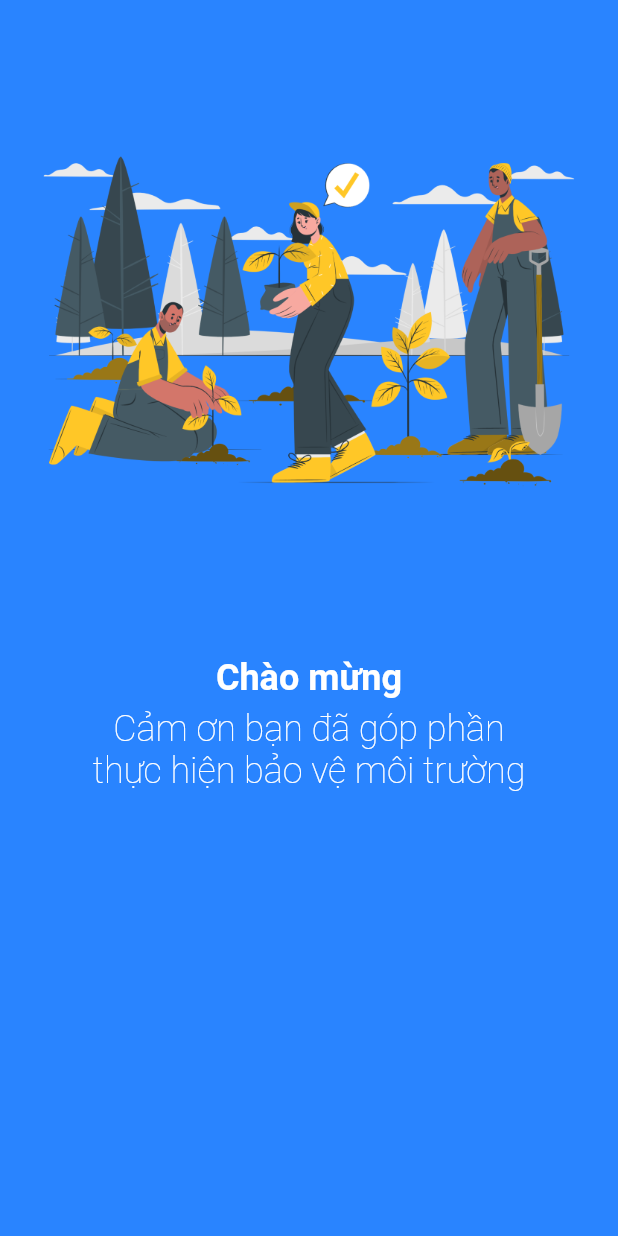
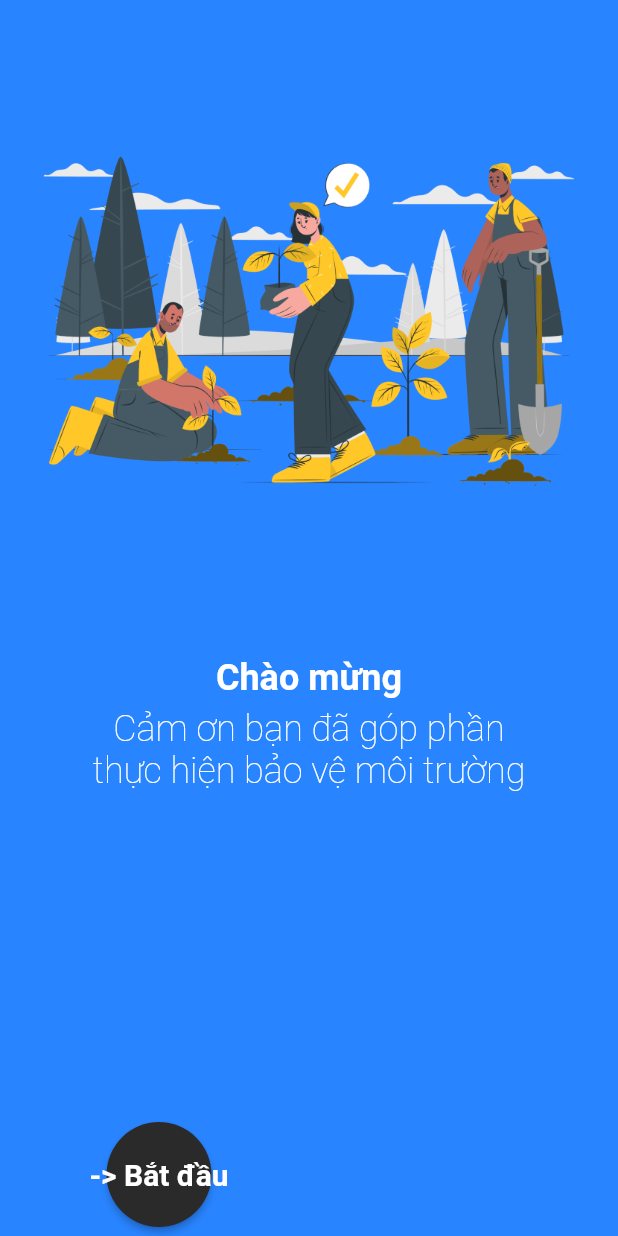
Before and after one commit to mrtroll2003/neoenvi, a Flutter app: the screen it shows after launch, on a phone screen of 412 x 824 dp. Run offline on Flutter 3.47's test engine with Material 2 defaults, Android fonts, the phone set to English and light mode, and no system bars.

Commit message:
patch #2

```diff
--- a/lib/main.dart
+++ b/lib/main.dart
@@ -36,7 +36,20 @@ class MyHomePage extends StatelessWidget{
               "thực hiện bảo vệ môi trường",
               style: const TextStyle(fontWeight: FontWeight.w100, color: Colors.white, fontSize: 24),
             ),
-
+            Container(
+              margin: const EdgeInsets.only(top: 220.0,right: 200),
+              child:ElevatedButton(
+                onPressed: () {},
+                child: Text("-> Bắt đầu",
+                style: const TextStyle(fontWeight: FontWeight.bold,fontSize: 20),
+                ),
+                style: ElevatedButton.styleFrom(
+                  shape: CircleBorder(),
+                  minimumSize: Size(70, 70),
+                  backgroundColor: const Color(0xff2A2A2A),
+                ),
+            ),
+            ),
           ]
         ),
       ),
```
Also changed, not shown: 1 other file.
